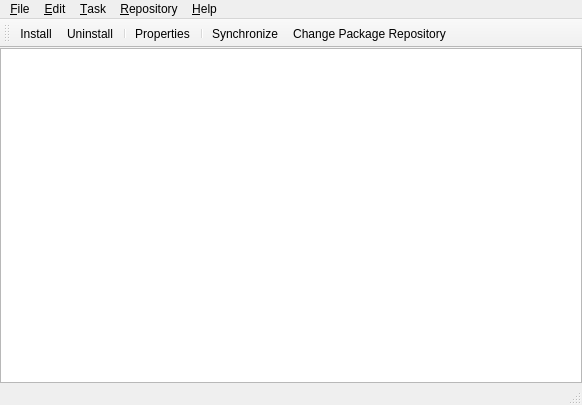
First picture: the form in Programs/MiKTeX/PackageManager/Qt/MainWindow.ui, repository MiKTeX/miktex, before the edit.
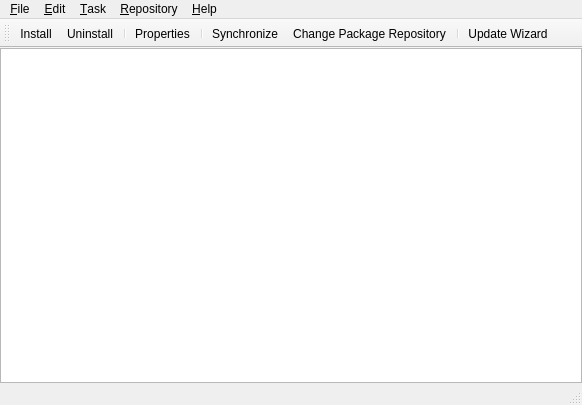
Second picture: the form after the edit. Icons and pictures are not drawn.

Commit message: Package manager (Qt)

Patch:
```diff
--- a/Programs/MiKTeX/PackageManager/Qt/MainWindow.ui
+++ b/Programs/MiKTeX/PackageManager/Qt/MainWindow.ui
@@ -119,6 +119,8 @@
    <addaction name="separator"/>
    <addaction name="actionSynchronize"/>
    <addaction name="actionChangeRepository"/>
+   <addaction name="separator"/>
+   <addaction name="actionUpdateWizard"/>
   </widget>
   <action name="actionExit">
    <property name="text">
@@ -233,6 +235,17 @@
     <string>Applies the filter on the package list view.</string>
    </property>
   </action>
+  <action name="actionUpdateWizard">
+   <property name="text">
+    <string>Update Wizard...</string>
+   </property>
+   <property name="toolTip">
+    <string>Update Wizard</string>
+   </property>
+   <property name="statusTip">
+    <string>Starts the update wizard.</string>
+   </property>
+  </action>
  </widget>
  <resources>
   <include location="mpm.qrc"/>
```
Left out of the diff: 2 changed lines with no effect on the pictures. The commit also changes 2 other files.
